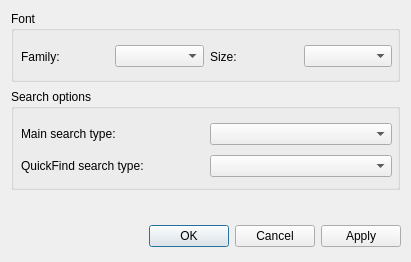
Above: optionsdialog.ui from nickbnf/glogg before the change. Below: the same form after it.
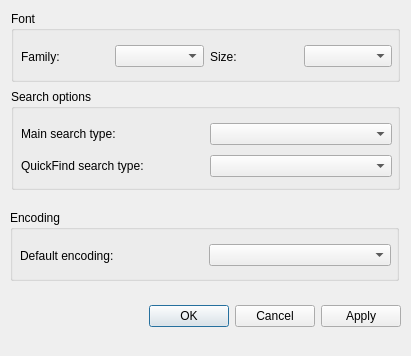
That is the form after the change.

Commit message:
Encoding: cleaned up version of original patch
Original patch by Stanislav Sikora

Diff of the .ui file:
```diff
--- a/optionsdialog.ui
+++ b/optionsdialog.ui
@@ -7,7 +7,7 @@
     <x>0</x>
     <y>0</y>
     <width>411</width>
-    <height>262</height>
+    <height>356</height>
    </rect>
   </property>
   <property name="sizePolicy">
@@ -23,7 +23,7 @@
    <property name="geometry">
     <rect>
      <x>60</x>
-     <y>220</y>
+     <y>300</y>
      <width>341</width>
      <height>32</height>
     </rect>
@@ -125,6 +125,41 @@
     </layout>
    </widget>
   </widget>
+  <widget class="QGroupBox" name="encodingBox">
+   <property name="geometry">
+    <rect>
+     <x>10</x>
+     <y>210</y>
+     <width>389</width>
+     <height>71</height>
+    </rect>
+   </property>
+   <property name="title">
+    <string>Encoding</string>
+   </property>
+   <widget class="QWidget" name="horizontalLayoutWidget_2">
+    <property name="geometry">
+     <rect>
+      <x>10</x>
+      <y>30</y>
+      <width>371</width>
+      <height>31</height>
+     </rect>
+    </property>
+    <layout class="QHBoxLayout" name="horizontalLayout_2">
+     <item>
+      <widget class="QLabel" name="label_5">
+       <property name="text">
+        <string>Default encoding:</string>
+       </property>
+      </widget>
+     </item>
+     <item>
+      <widget class="QComboBox" name="defaultEncodingBox"/>
+     </item>
+    </layout>
+   </widget>
+  </widget>
  </widget>
  <resources/>
  <connections/>
```
The commit also changes 9 other files.
